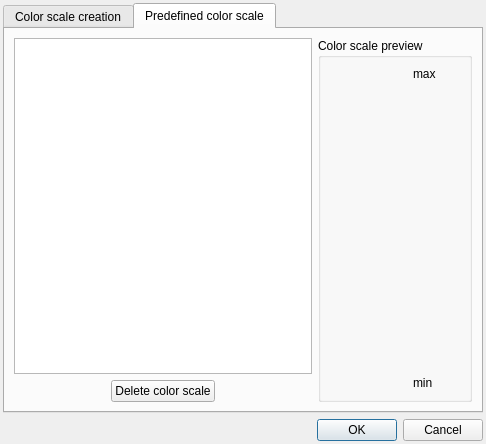
First picture: the form in library/tulip-gui/designer/ColorScaleConfigDialog.ui, repository jalamao/tulip-1, before the edit.
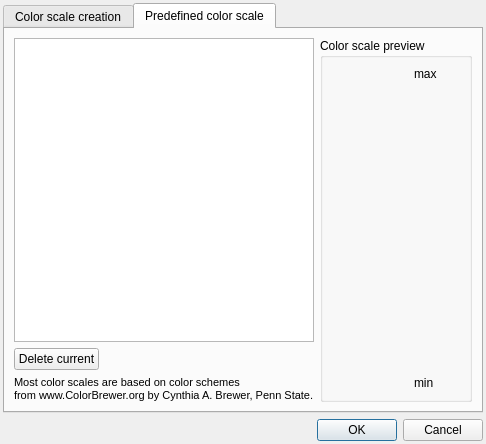
Second picture: the form after the edit. The open tabs and pages were chosen to show the change. Icons and pictures are not drawn.

Commit message: backport commit #10876 : add predefined color schemes from ColorBrewer.org (thanks to Benjamin) + update ColorScaleConfigDialog.ui to display a ColorBrewer.org dedicated citation

Patch:
```diff
--- a/library/tulip-gui/designer/ColorScaleConfigDialog.ui
+++ b/library/tulip-gui/designer/ColorScaleConfigDialog.ui
@@ -330,23 +330,10 @@
          </item>
          <item>
           <layout class="QHBoxLayout" name="horizontalLayout_2">
-           <item>
-            <spacer name="horizontalSpacer_5">
-             <property name="orientation">
-              <enum>Qt::Horizontal</enum>
-             </property>
-             <property name="sizeHint" stdset="0">
-              <size>
-               <width>40</width>
-               <height>20</height>
-              </size>
-             </property>
-            </spacer>
-           </item>
            <item>
             <widget class="QPushButton" name="deleteColorScaleButton">
              <property name="text">
-              <string>Delete color scale</string>
+              <string>Delete current</string>
              </property>
             </widget>
            </item>
@@ -365,6 +352,18 @@
            </item>
           </layout>
          </item>
+         <item>
+          <widget class="QLabel" name="label_6">
+           <property name="font">
+            <font>
+             <pointsize>8</pointsize>
+            </font>
+           </property>
+           <property name="text">
+            <string>Most color scales are based on color schemes&lt;br/&gt;from www.ColorBrewer.org by Cynthia A. Brewer, Penn State.</string>
+           </property>
+          </widget>
+         </item>
         </layout>
        </item>
        <item>
```
The commit also changes 264 other files.
